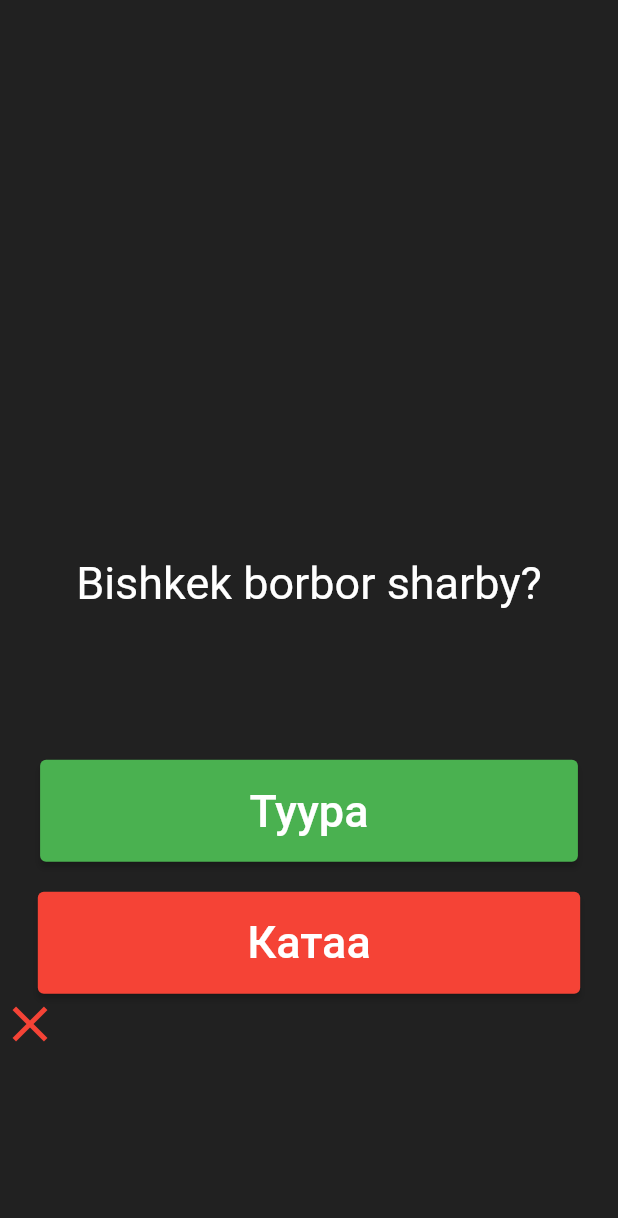
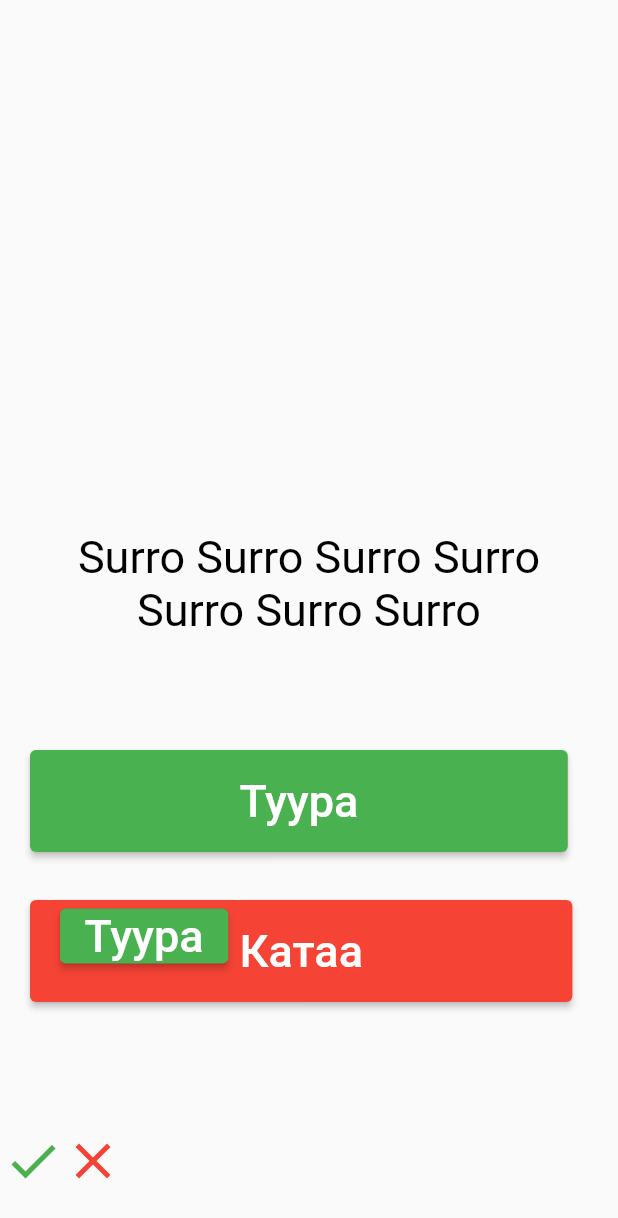
Before and after one commit to JanibekJali/Kurs-7---quiz_app, a Flutter app: the screen it shows after launch, after a tap on "Туура", on a phone screen of 412 x 824 dp. Shown: the top 1218 px of the screen. Run offline on Flutter 3.47's test engine with Material 2 defaults, Android fonts, the phone set to English and light mode, and no system bars.

```diff
--- a/lib/main.dart
+++ b/lib/main.dart
@@ -2,6 +2,7 @@ import 'dart:developer';
 
 import 'package:flutter/material.dart';
 import 'package:quiz_app/quiz_brain.dart';
+import 'package:quiz_app/screen/stack_misal.dart';
 
 import 'widgets/custom_button.dart';
 
@@ -20,7 +21,8 @@ class MyApp extends StatelessWidget {
       theme: ThemeData(
           // primarySwatch: Colors.blue,
           ),
-      home: const MyHomePage(),
+      // home: const MyHomePage(),
+      home: const StackMisal(),
     );
   }
 }
@@ -35,13 +37,6 @@ class MyHomePage extends StatefulWidget {
 }
 
 class _MyHomePageState extends State<MyHomePage> {
-  // Adam jon = Adam(
-  //   name: 'Jon',
-  // );
-  // Adam jane = Adam(
-  //   name: 'Jane',
-  // );
-  // Unaalar toyota = Unaalar(oturguch: 4);
   Icon correctIcon = const Icon(
     Icons.check,
     color: Colors.green,
@@ -56,9 +51,14 @@ class _MyHomePageState extends State<MyHomePage> {
   String suroo;
   @override
   void initState() {
-    suroo = quizBrain.getQuestions();
+    // suroo = quizBrain.getQuestions();
+    showQuestion();
 
     super.initState();
+  }
+
+  void showQuestion() {
+    suroo = quizBrain.getQuestions();
   }
 
   bool isFinished = false;
@@ -109,6 +109,8 @@ class _MyHomePageState extends State<MyHomePage> {
             children: <Widget>[
               if (isFinished == true)
                 CustomButton(
+                  horizontalSize: 0.15,
+                  verticalSize: 0.03,
                   color: Colors.red,
                   text: 'Ayagina chikty',
                   onPressed: () {
@@ -125,7 +127,7 @@ class _MyHomePageState extends State<MyHomePage> {
                     Text(
                       suroo,
                       textAlign: TextAlign.center,
-                      style: TextStyle(color: Colors.white, fontSize: 30),
+                      style: const TextStyle(color: Colors.white, fontSize: 30),
                     ),
                     const SizedBox(
                       height: 100.0,
@@ -133,6 +135,8 @@ class _MyHomePageState extends State<MyHomePage> {
                     CustomButton(
                         text: 'Туура',
                         color: const Color(0xff4AB150),
+                        horizontalSize: 0.3,
+                        verticalSize: 0.02,
                         onPressed: () {
                           userAnswered(true);
                         }),
@@ -140,14 +144,17 @@ class _MyHomePageState extends State<MyHomePage> {
                       height: 20.0,
                     ),
                     CustomButton(
-                        text: 'Катаа',
-                        color: const Color(0xffF54336),
-                        onPressed: () {
-                          userAnswered(false);
-                        }),
-                    Row(children: icons),
+                      text: 'Катаа',
+                      color: const Color(0xffF54336),
+                      horizontalSize: 0.3,
+                      verticalSize: 0.02,
+                      onPressed: () {
+                        userAnswered(false);
+                      },
+                    ),
                   ],
-                )
+                ),
+              Row(children: icons),
             ],
           ),
         ),
--- /dev/null
+++ b/lib/screen/stack_misal.dart
@@ -0,0 +1,98 @@
+import 'package:flutter/material.dart';
+
+import '../widgets/custom_button.dart';
+
+class StackMisal extends StatefulWidget {
+  const StackMisal({Key key}) : super(key: key);
+
+  @override
+  _StackMisalState createState() => _StackMisalState();
+}
+
+class _StackMisalState extends State<StackMisal> {
+  List<Icon> icons = <Icon>[
+    Icon(
+      Icons.check,
+      color: Colors.green,
+      size: 40,
+    ),
+    Icon(
+      Icons.close,
+      color: Colors.red,
+      size: 40,
+    ),
+  ];
+
+  @override
+  Widget build(BuildContext context) {
+    return Scaffold(
+      body: SafeArea(
+        child: Stack(children: [
+          const Positioned(
+            right: 30,
+            left: 30,
+            bottom: 400,
+            child: Align(
+              alignment: Alignment.bottomLeft,
+              child: Text(
+                'Surro Surro Surro Surro Surro Surro Surro  ',
+                textAlign: TextAlign.center,
+                style: const TextStyle(color: Colors.black, fontSize: 30),
+              ),
+            ),
+          ),
+          // const SizedBox(
+          //   height: 100.0,
+          // ),
+          Positioned(
+            top: 500,
+            left: 20,
+            child: CustomButton(
+                text: 'Туура',
+                color: const Color(0xff4AB150),
+                horizontalSize: 0.3,
+                verticalSize: 0.02,
+                onPressed: () {
+                  // userAnswered(true);
+                }),
+          ),
+
+          // SizedBox(
+          //   height: 20,
+          // ),
+          Positioned(
+            top: 600,
+            left: 20,
+            child: CustomButton(
+              text: 'Катаа',
+              color: const Color(0xffF54336),
+              horizontalSize: 0.3,
+              verticalSize: 0.02,
+              onPressed: () {
+                // userAnswered(false);
+              },
+            ),
+          ),
+          Positioned(
+            top: 600,
+            left: 40,
+            child: CustomButton(
+                text: 'Туура',
+                color: const Color(0xff4AB150),
+                horizontalSize: 0.001,
+                verticalSize: 0.001,
+                onPressed: () {
+                  // userAnswered(true);
+                }),
+          ),
+
+          Positioned(left: 2, bottom: 30, child: Row(children: icons)),
+          // Column(
+          //   mainAxisAlignment: MainAxisAlignment.center,
+          //   children: [],
+          // ),
+        ]),
+      ),
+    );
+  }
+}
--- a/lib/widgets/custom_button.dart
+++ b/lib/widgets/custom_button.dart
@@ -1,22 +1,32 @@
 import 'package:flutter/material.dart';
 
 class CustomButton extends StatelessWidget {
-  CustomButton({this.text, this.color, this.onPressed});
+  CustomButton(
+      {this.text,
+      this.color,
+      this.onPressed,
+      this.verticalSize,
+      this.horizontalSize});
   final String text;
   final Color color;
+  final double verticalSize;
+  final double horizontalSize;
   final void Function() onPressed;
+
   @override
   Widget build(BuildContext context) {
+    final mediaWidth = MediaQuery.of(context).size.width;
+    final mediaHeight = MediaQuery.of(context).size.height;
     return ElevatedButton(
       style: ElevatedButton.styleFrom(
-        primary: color ?? Colors.yellow, // background
-        onPrimary: Colors.white, // foreground
+        primary: color ?? Colors.yellow,
+        onPrimary: Colors.white,
       ),
       onPressed: onPressed,
       child: Padding(
         padding: EdgeInsets.symmetric(
-            horizontal: MediaQuery.of(context).size.width * 0.3,
-            vertical: MediaQuery.of(context).size.height * 0.02),
+            horizontal: mediaWidth * horizontalSize,
+            vertical: mediaHeight * verticalSize),
         child: Text(
           text,
           style: TextStyle(fontSize: 30.0),
```
